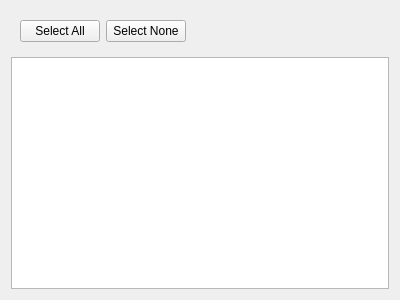
First picture: the form in NewGeneUI/NewGene/Widgets/CreateOutput/SelectVariables/Variables/newgenevariablegroup.ui, repository daniel347x/newgene, before the edit.
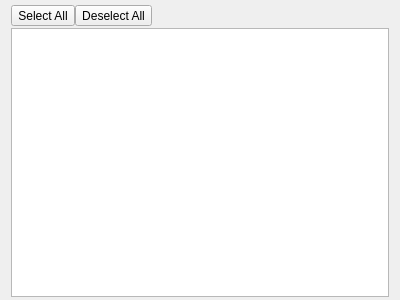
Second picture: the form after the edit.

Commit message: Change "Select All" / "Select None" buttons to tool buttons to make them smaller

```diff
--- a/NewGeneUI/NewGene/Widgets/CreateOutput/SelectVariables/Variables/newgenevariablegroup.ui
+++ b/NewGeneUI/NewGene/Widgets/CreateOutput/SelectVariables/Variables/newgenevariablegroup.ui
@@ -14,20 +14,44 @@
    <string>Form</string>
   </property>
   <layout class="QVBoxLayout" name="verticalLayout">
+   <property name="spacing">
+    <number>0</number>
+   </property>
+   <property name="topMargin">
+    <number>3</number>
+   </property>
+   <property name="bottomMargin">
+    <number>3</number>
+   </property>
    <item>
     <widget class="QWidget" name="selectionButtons" native="true">
      <layout class="QHBoxLayout" name="horizontalLayout">
+      <property name="spacing">
+       <number>0</number>
+      </property>
+      <property name="leftMargin">
+       <number>0</number>
+      </property>
+      <property name="topMargin">
+       <number>2</number>
+      </property>
+      <property name="rightMargin">
+       <number>0</number>
+      </property>
+      <property name="bottomMargin">
+       <number>2</number>
+      </property>
       <item>
-       <widget class="QPushButton" name="pushButtonSelectAll">
+       <widget class="QToolButton" name="toolButtonSelectAll">
         <property name="text">
          <string>Select All</string>
         </property>
        </widget>
       </item>
       <item>
-       <widget class="QPushButton" name="pushButtonSelectNone">
+       <widget class="QToolButton" name="toolButtonDeselectAll">
         <property name="text">
-         <string>Select None</string>
+         <string>Deselect All</string>
         </property>
        </widget>
       </item>
```
The commit also changes 2 other files.
